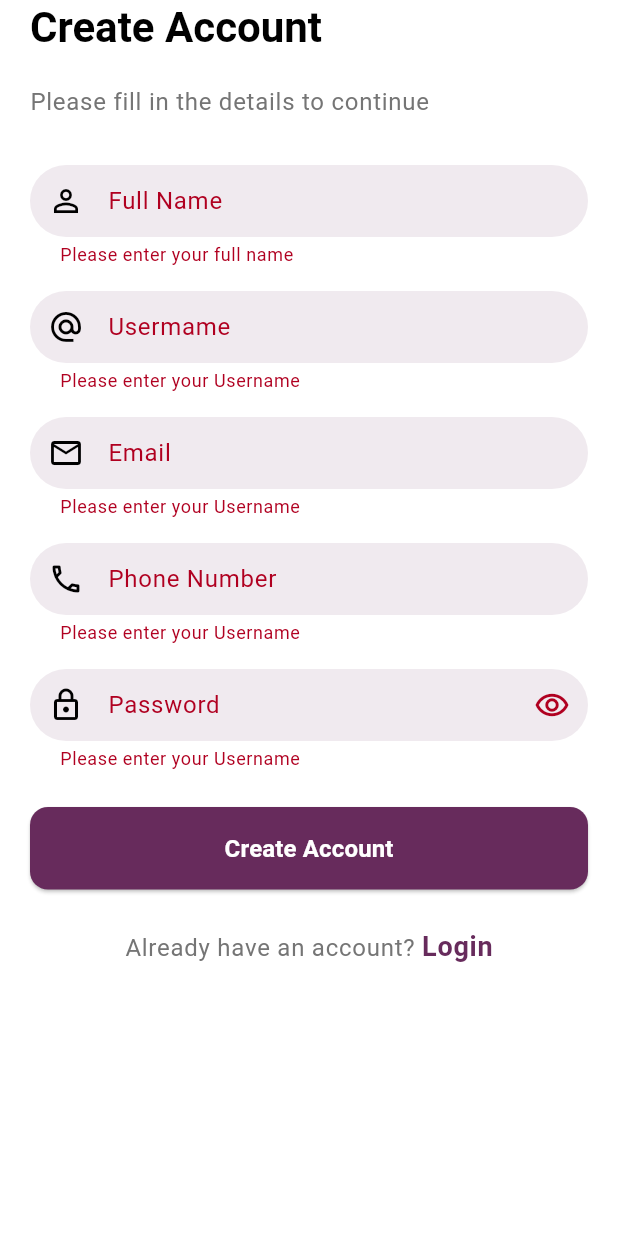
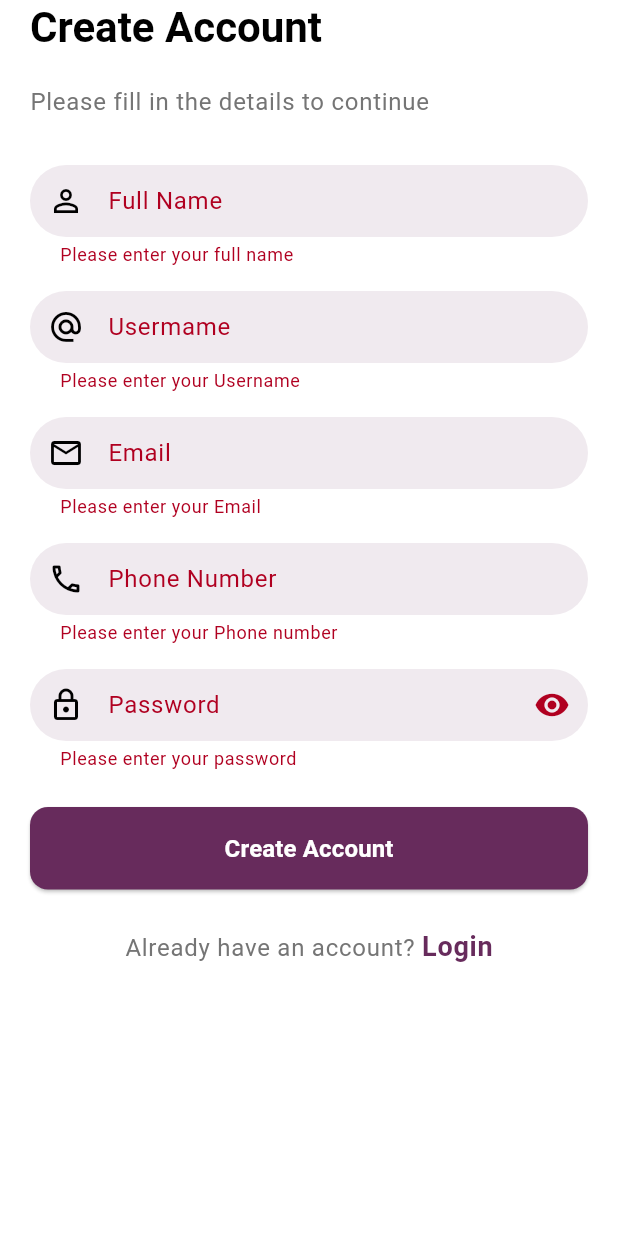
Before and after one commit to naman0274/gup_shup, a Flutter app: the SignupScreen screen opened directly, after a tap on "Create Account", on a phone screen of 412 x 824 dp. Run offline on Flutter 3.47's test engine with Material 3 defaults, Android fonts, the phone set to English and light mode, and no system bars.

Commit message:
login and signup screen done

```diff
--- a/lib/presentation/screens/auth/signup_screen.dart
+++ b/lib/presentation/screens/auth/signup_screen.dart
@@ -23,7 +23,7 @@ class _SignupScreenState extends State<SignupScreen> {
   final TextEditingController phoneController = TextEditingController();
   final TextEditingController passwordController = TextEditingController();
 
-  bool _isPasswordVisible = false;
+  bool _isPasswordVisible = true;
 
   final _nameFocus = FocusNode();
   final _userNameFocus = FocusNode();
@@ -54,36 +54,48 @@ class _SignupScreenState extends State<SignupScreen> {
     return null;
   }
 
-  String? _validateUserName (String? value){
-    if (value == null || value.isEmpty){
-      return "Please enter your Username";
-    }
-    return null;
-  }
-  String? _validateEmail (String? value){
-    if (value == null || value.isEmpty){
-      return "Please enter your Username";
-    }
-    return null;
-  }
-  String? _validatePhone (String? value){
-    if (value == null || value.isEmpty){
-      return "Please enter your Username";
-    }
-    return null;
-  }
-  String? _validatePassword (String? value){
-    if (value == null || value.isEmpty){
+  String? _validateUserName(String? value) {
+    if (value == null || value.isEmpty) {
       return "Please enter your Username";
     }
     return null;
   }
 
+  String? _validateEmail(String? value) {
+    if (value == null || value.isEmpty) {
+      return "Please enter your Email";
+    }
+    final emailRegex = RegExp(r'^[\w-\.]+@([\w-]+\.)+[\w-]{2,4}$');
+    if (!emailRegex.hasMatch(value)) {
+      return "Please enter valid Email";
+    }
+    return null;
+  }
+
+  String? _validatePhone(String? value) {
+    if (value == null || value.isEmpty) {
+      return "Please enter your Phone number";
+    }
+    final phoneRegex = RegExp(r'^\+?[\d\s-]{10,}$');
+    if (!phoneRegex.hasMatch(value)){
+      return "Please Enter valid number";
+    }
+    return null;
+  }
+
+  String? _validatePassword(String? value) {
+    if (value == null || value.isEmpty) {
+      return "Please enter your password";
+    }
+    return null;
+  }
 
   @override
   Widget build(BuildContext context) {
     return Scaffold(
-      body: SafeArea(
+      body: SingleChildScrollView(
+        scrollDirection: Axis.vertical,
+        child: SafeArea(
           child: Padding(
             padding: const EdgeInsets.symmetric(horizontal: 20),
             child: Form(
@@ -100,9 +112,9 @@ class _SignupScreenState extends State<SignupScreen> {
                   SizedBox(height: 20),
                   Text(
                     "Please fill in the details to continue",
-                  style: Theme.of(
-                    context,
-                  ).textTheme.bodyLarge?.copyWith(color: Colors.grey.shade600),
+                    style: Theme.of(context).textTheme.bodyLarge?.copyWith(
+                      color: Colors.grey.shade600,
+                    ),
                   ),
                   SizedBox(height: 30),
                   CustomTextField(
@@ -140,9 +152,14 @@ class _SignupScreenState extends State<SignupScreen> {
                   CustomTextField(
                     controller: passwordController,
                     hintText: "Password",
+                    obscureText: !_isPasswordVisible,
                     prefixIcon: Icon(Icons.lock_outlined),
-                  suffixIcon: Icon(Icons.remove_red_eye_outlined),
-                  obscureText: true,
+                    suffixIcon: IconButton(onPressed: (){
+                      setState(() {
+                        _isPasswordVisible=!_isPasswordVisible;
+                      });
+                    }, icon: Icon(_isPasswordVisible?Icons.visibility: Icons.visibility_off)),
+
                     focusNode: _passwordFocus,
                     validator: _validatePassword,
                   ),
@@ -153,7 +170,9 @@ class _SignupScreenState extends State<SignupScreen> {
                       if (_formKey.currentState?.validate() ?? false) {
                         Navigator.push(
                           context,
-                        MaterialPageRoute(builder: (context) => LoginScreen()),
+                          MaterialPageRoute(
+                            builder: (context) => LoginScreen(),
+                          ),
                         );
                       }
                     },
@@ -190,6 +209,7 @@ class _SignupScreenState extends State<SignupScreen> {
             ),
           ),
         ),
+      ),
     );
   }
 }
```
Also changed, not shown: lib/presentation/screens/auth/login_screen.dart (+68 -11 lines). Lines whose indentation alone changed are shown as unchanged.
